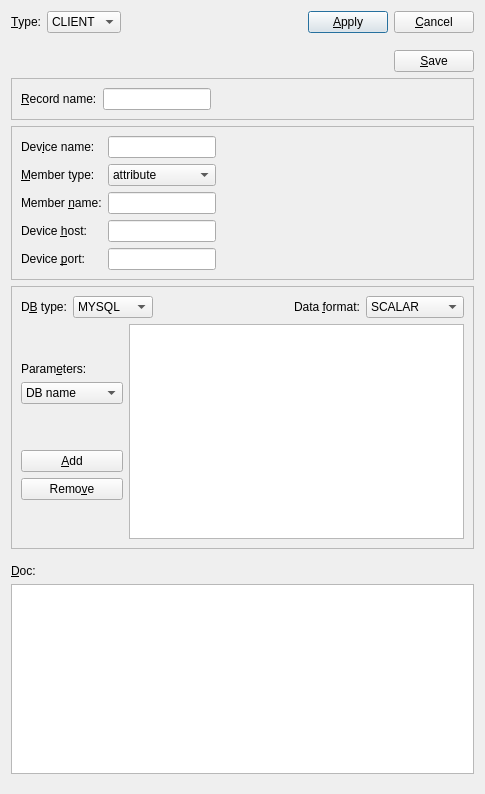
Qt form ndtsconfigtool/datasourcedlg.ui (jkotan/nexdatas.configtool) before a commit.
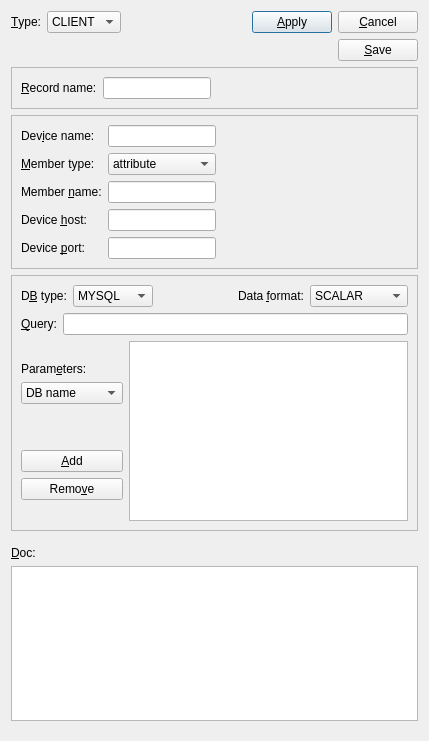
The same form after that commit.

Patch:
```diff
--- a/ndtsconfigtool/datasourcedlg.ui
+++ b/ndtsconfigtool/datasourcedlg.ui
@@ -6,8 +6,8 @@
    <rect>
     <x>0</x>
     <y>0</y>
-    <width>485</width>
-    <height>794</height>
+    <width>429</width>
+    <height>741</height>
    </rect>
   </property>
   <property name="windowTitle">
@@ -265,13 +265,7 @@
        <property name="frameShadow">
         <enum>QFrame::Raised</enum>
        </property>
-       <layout class="QGridLayout" name="gridLayout_4">
-        <property name="leftMargin">
-         <number>9</number>
-        </property>
-        <property name="rightMargin">
-         <number>9</number>
-        </property>
+       <layout class="QGridLayout" name="gridLayout_3">
         <item row="0" column="0">
          <layout class="QVBoxLayout" name="verticalLayout_3">
           <item>
@@ -349,6 +343,23 @@
             </item>
            </layout>
           </item>
+          <item>
+           <layout class="QHBoxLayout" name="horizontalLayout_6">
+            <item>
+             <widget class="QLabel" name="dQueryLabel">
+              <property name="text">
+               <string>&amp;Query:</string>
+              </property>
+              <property name="buddy">
+               <cstring>dQueryLineEdit</cstring>
+              </property>
+             </widget>
+            </item>
+            <item>
+             <widget class="QLineEdit" name="dQueryLineEdit"/>
+            </item>
+           </layout>
+          </item>
           <item>
            <layout class="QHBoxLayout" name="horizontalLayout_3">
             <item>
```
Left out of the diff: 5 changed lines with no effect on the pictures.
